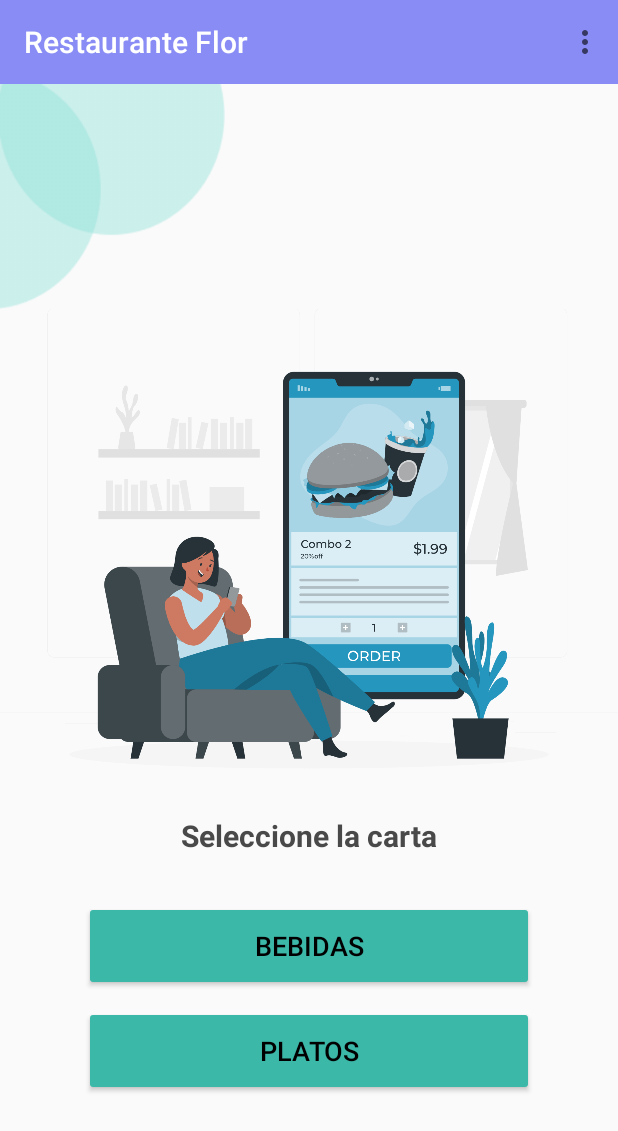
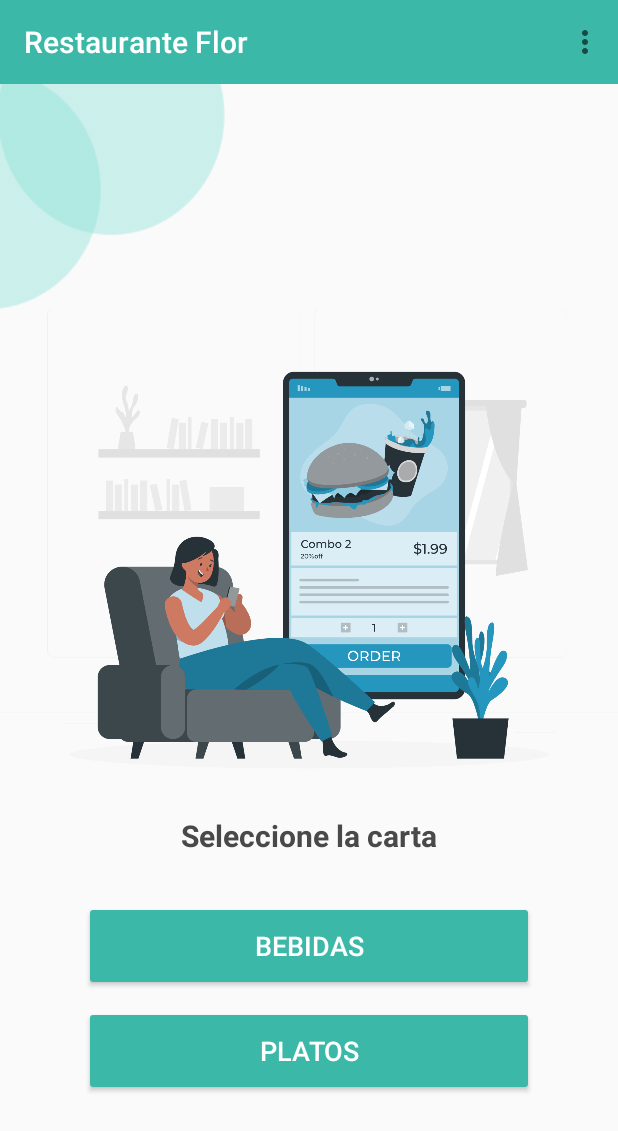
Before and after one commit to LMGP2002/Taller---RecyclerView-SQLite, an Android app: the screen it shows after launch (SeleccionCartaProductos), on a phone screen of 412 x 824 dp. Shown: the top 1131 px of the screen. Run offline under Robolectric (Android 15) with nearby library versions, the light colour scheme and no system bars.

Commit message:
Primera prueba de integración

```diff
--- a/app/src/main/java/com/example/restauranteventas/ConsultarVentas.java
+++ b/app/src/main/java/com/example/restauranteventas/ConsultarVentas.java
@@ -70,7 +70,7 @@ public class ConsultarVentas extends AppCompatActivity {
 
         // Establecer el color de la barra de estado
         window.addFlags(WindowManager.LayoutParams.FLAG_DRAWS_SYSTEM_BAR_BACKGROUNDS);
-        window.setStatusBarColor(ContextCompat.getColor(this, R.color.bar_color));
+        window.setStatusBarColor(ContextCompat.getColor(this, R.color.primary_color));
 
         Toolbar tb = findViewById(R.id.toolbar);//Barra con menú
         setSupportActionBar(tb);//Asignación del ToolBar al Layout, osea que se actva a prtir de lo que tb vaya a determinar
--- a/app/src/main/java/com/example/restauranteventas/SeleccionCartaProductos.java
+++ b/app/src/main/java/com/example/restauranteventas/SeleccionCartaProductos.java
@@ -41,7 +41,7 @@ public class SeleccionCartaProductos extends AppCompatActivity {
 
         // Establecer el color de la barra de estado
         window.addFlags(WindowManager.LayoutParams.FLAG_DRAWS_SYSTEM_BAR_BACKGROUNDS);
-        window.setStatusBarColor(ContextCompat.getColor(this, R.color.bar_color));
+        window.setStatusBarColor(ContextCompat.getColor(this, R.color.primary_color));
 
         //Asignación de funcionalidad a los botones
         View.OnClickListener seleccionCarta=v->{
@@ -56,12 +56,14 @@ public class SeleccionCartaProductos extends AppCompatActivity {
         btnPlatos.setOnClickListener(seleccionCarta);
 
     }
+
+    //Método para visualizar el menú
     public boolean onCreateOptionsMenu(Menu menu) {
         //Visualización del menú en el ToolBar
         getMenuInflater().inflate(R.menu.menu_main,menu);
         return true;
     }
-
+    //Método para manejar las ociones del menú
     public boolean onOptionsItemSelected(@NonNull MenuItem item) {
         //Click sobre el menú
         if(item.getItemId()==R.id.id_item_config){
--- a/app/src/main/res/layout/activity_login.xml
+++ b/app/src/main/res/layout/activity_login.xml
@@ -68,8 +68,9 @@
                     android:layout_height="60dp"
                     android:id="@+id/btnLogin"
                     android:text="@string/btn_login"
+                    android:textColor="@color/white"
                     android:textSize="18sp"
-                    android:backgroundTint="@color/bar_color"
+                    android:backgroundTint="@color/second_color"
                     android:layout_marginTop="30dp"
                     app:cornerRadius = "20dp"/>
 
--- a/app/src/main/res/layout/activity_seleccion_carta_productos.xml
+++ b/app/src/main/res/layout/activity_seleccion_carta_productos.xml
@@ -59,7 +59,8 @@
         android:layout_height="60dp"
         android:text="@string/btn_bebidas"
         android:textSize="18sp"
-        android:backgroundTint="@color/btn_color"
+        android:textColor="@color/white"
+        android:backgroundTint="@color/primary_color"
         android:layout_below="@id/txtTitle"
         android:layout_centerHorizontal="true"
         android:layout_marginTop="30dp"
@@ -69,10 +70,11 @@
         android:id="@+id/btnPlatos"
         android:layout_width="300dp"
         android:layout_height="60dp"
+        android:textColor="@color/white"
         android:text="@string/btn_platos"
         android:textSize="18sp"
         android:layout_centerHorizontal="true"
-        android:backgroundTint="@color/btn_color"
+        android:backgroundTint="@color/primary_color"
         android:layout_marginTop="10dp"
         android:layout_below="@+id/btnBebidas"
         app:cornerRadius = "40dp"/>
--- a/app/src/main/res/layout/productos_items_layout.xml
+++ b/app/src/main/res/layout/productos_items_layout.xml
@@ -49,7 +49,7 @@
                     android:layout_height="wrap_content"
                     android:layout_marginBottom="2dp"
                     android:hint="@string/hint_nombre"
-                    android:textColor="@color/text_color"
+                    android:textColor="@color/primary_color"
                     android:textSize="24sp"
                     android:textStyle="bold"
                     />
--- a/app/src/main/res/values/colors.xml
+++ b/app/src/main/res/values/colors.xml
@@ -6,9 +6,8 @@
     //Estilos de colores propios
     <color name="background">#EFEFEF</color>
     <color name="price_color">#494949</color>
-    <color name="bar_color">#888cf4</color>
-    <color name="btn_color">#3CB8A9</color>
-    <color name="text_color">#6A8AC8</color>
+    <color name="primary_color">#3CB8A9</color>
+    <color name="second_color">#888cf4</color>
     <color name="title_Color">#494949</color>
 
 </resources>
--- a/app/src/main/res/values/strings.xml
+++ b/app/src/main/res/values/strings.xml
@@ -33,7 +33,7 @@
     <string name="bebida">Bebida</string>
 
     //Recursos menú items
-    <string name="vender">Vender</string>
+    <string name="vender">Ventas</string>
     <string name="registrar_prod">Registrar producto</string>
     <string name="consultar_venta">Consultar ventas</string>
     <string name="cerrar_sesion">Cerrar sesión</string>
--- a/app/src/main/res/values/themes.xml
+++ b/app/src/main/res/values/themes.xml
@@ -2,9 +2,9 @@
     <!-- Base application theme. -->
     <style name="Base.Theme.RestauranteVentas" parent="Theme.AppCompat.DayNight.NoActionBar">
         <!-- Customize your light theme here. -->
-        <item name="colorPrimary">@color/bar_color</item>
+        <item name="colorPrimary">@color/primary_color</item>
         <item name="android:textColor">@color/black</item>
-        <item name="android:statusBarColor">@color/bar_color</item>
+        <item name="android:statusBarColor">@color/primary_color</item>
     </style>
 
     <style name="Theme.RestauranteVentas" parent="Base.Theme.RestauranteVentas" />
```
Also changed, not shown: app/src/main/AndroidManifest.xml (+6 -1 lines), app/src/main/java/com/example/restauranteventas/RegistrarProducto.java (+4 -4 lines), app/src/main/java/com/example/restauranteventas/Ventas.java (+101 -13 lines), app/src/main/res/layout/activity_consultar_ventas.xml (+12 -3 lines), app/src/main/res/layout/activity_registrar_producto.xml (+6 -4 lines), app/src/main/res/layout/activity_ventas.xml (+8 -1 lines).
